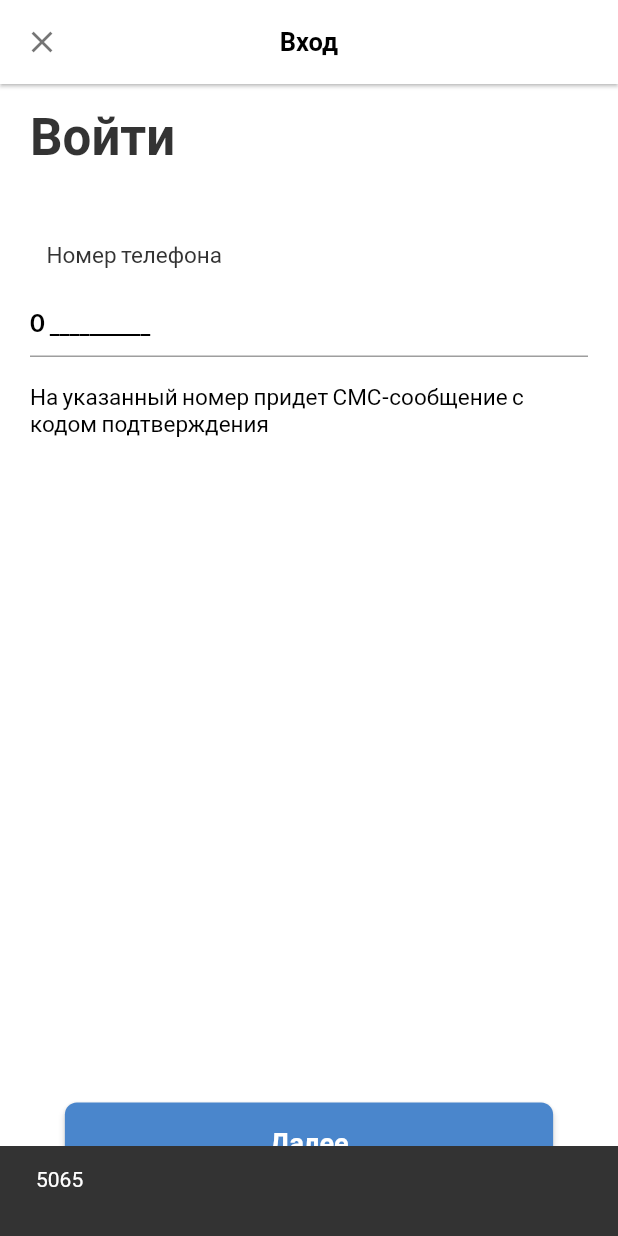
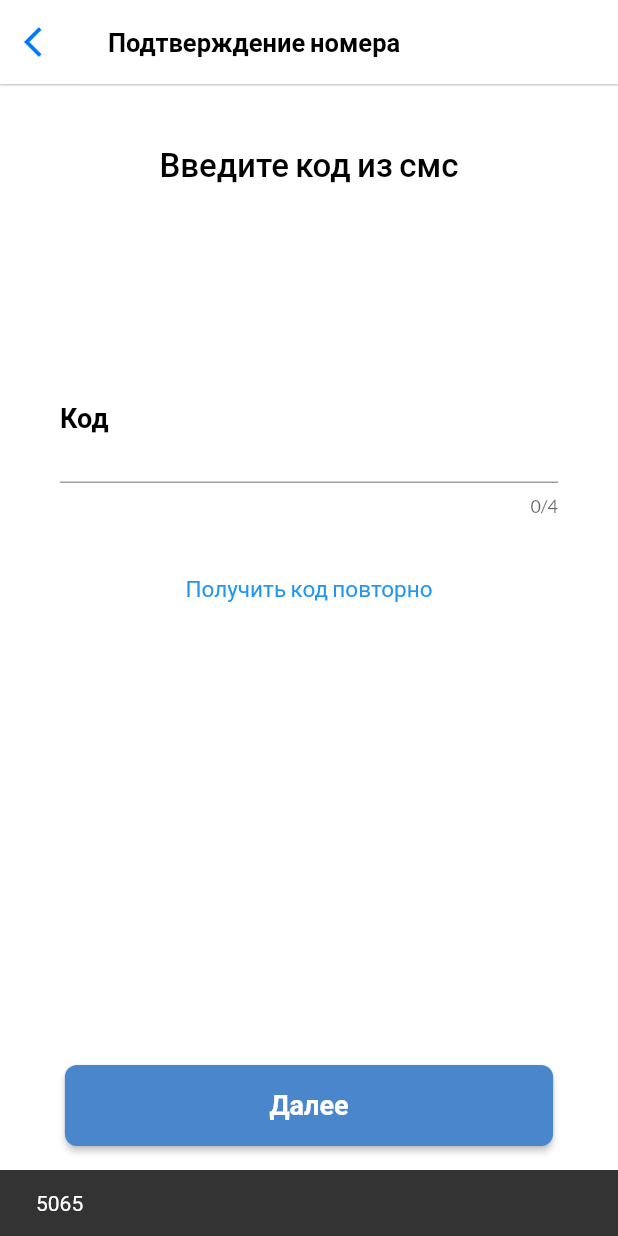
Before and after one commit to AlekseyGel/clinic, a Flutter app: the LoginScreen screen opened directly, after a tap on "Далее", on a phone screen of 412 x 824 dp. Run offline on Flutter 3.47's test engine with Material 2 defaults, Android fonts, the phone set to English and light mode, and no system bars; our stand-ins replace google_fonts.

Commit message:
Добавлен новый экран

```diff
--- a/lib/core/app_fonts.dart
+++ b/lib/core/app_fonts.dart
@@ -13,4 +13,6 @@ abstract class AppFonts {
       TextStyle(fontSize: 34, fontWeight: FontWeight.w700, color: Colors.black);
   static const TextStyle w700s17 =
       TextStyle(fontSize: 17, fontWeight: FontWeight.w700, color: Colors.black);
+  static const TextStyle w400s22 =
+      TextStyle(fontSize: 22, fontWeight: FontWeight.w400, color: Colors.black);
 }
--- a/lib/core/common_widgets/profile_widget.dart
+++ b/lib/core/common_widgets/profile_widget.dart
@@ -1,8 +1,6 @@
 import 'package:flutter/material.dart';
 import 'package:hospital/core/app_fonts.dart';
 import 'package:hospital/models/profil_model.dart';
-
-import '../../resources/resources.dart';
 
 class ProfileWidget extends StatelessWidget {
   const ProfileWidget({super.key, required this.model});
--- a/lib/main.dart
+++ b/lib/main.dart
@@ -1,7 +1,9 @@
 import 'package:flutter/material.dart';
 import 'package:google_fonts/google_fonts.dart';
 import 'package:hospital/ui/First_Screen.dart';
+import 'package:hospital/ui/check_code_page.dart';
 import 'package:hospital/ui/login_screen.dart';
+import 'package:hospital/ui/second_screen.dart';
 
 void main() {
   runApp(const MyApp());
--- /dev/null
+++ b/lib/ui/check_code_page.dart
@@ -0,0 +1,102 @@
+import 'package:flutter/material.dart';
+import 'package:hospital/core/app_fonts.dart';
+import 'package:hospital/core/common_widgets/app_button.dart';
+
+class CheckCodePage extends StatefulWidget {
+  const CheckCodePage({super.key, required this.code});
+
+  final int code;
+
+  @override
+  State<CheckCodePage> createState() => _CheckCodePageState();
+}
+
+class _CheckCodePageState extends State<CheckCodePage> {
+  @override
+  Widget build(BuildContext context) {
+    return Scaffold(
+      backgroundColor: Colors.white,
+      appBar: AppBar(
+        elevation: 0.5,
+        backgroundColor: Colors.white,
+        leading: IconButton(
+          onPressed: () {
+            Navigator.pop(context);
+          },
+          icon: const Icon(
+            Icons.arrow_back_ios,
+            color: Color(
+              0xff007AFF,
+            ),
+          ),
+        ),
+        title: Text(
+          'Подтверждение номера',
+          style: AppFonts.w600s17,
+        ),
+      ),
+      body: Padding(
+        padding: const EdgeInsets.all(40.0),
+        child: Column(
+          children: [
+            const Text(
+              'Введите код из смс',
+              style: AppFonts.w500s22,
+            ),
+            SizedBox(
+              height: 140,
+            ),
+            TextField(
+              textAlign: TextAlign.center,
+              obscureText: true,
+              obscuringCharacter: '*',
+              maxLength: 4,
+              decoration: InputDecoration(
+                prefixIcon: Text(
+                  'Код',
+                  style: AppFonts.w600s18,
+                ),
+                suffix: InkWell(
+                  onTap: () {},
+                  child: CircleAvatar(
+                    backgroundColor: Colors.grey,
+                    radius: 17.5,
+                    child: Icon(
+                      Icons.close,
+                      color: Colors.black,
+                    ),
+                  ),
+                ),
+              ),
+            ),
+            SizedBox(
+              height: 24,
+            ),
+            TextButton(
+              onPressed: () {
+                ScaffoldMessenger.of(context).showSnackBar(
+                  SnackBar(
+                    content: Text(
+                      widget.code.toString(),
+                    ),
+                  ),
+                );
+              },
+              child: Text(
+                'Получить код повторно',
+                style: AppFonts.w400s15.copyWith(
+                  color: Colors.blue,
+                ),
+              ),
+            ),
+            const Spacer(),
+            AppButton(title: 'Далее', onPressed: () {}),
+            const SizedBox(
+              height: 20,
+            ),
+          ],
+        ),
+      ),
+    );
+  }
+}
--- a/lib/ui/login_screen.dart
+++ b/lib/ui/login_screen.dart
@@ -2,6 +2,8 @@ import 'dart:math';
 
 import 'package:flutter/material.dart';
 import 'package:hospital/core/app_fonts.dart';
+import 'package:hospital/ui/check_code_page.dart';
+import 'package:hospital/ui/second_screen.dart';
 
 import '../core/common_widgets/app_button.dart';
 
@@ -91,10 +93,24 @@ class LoginScreen extends StatelessWidget {
               child: AppButton(
                 title: 'Далее',
                 onPressed: () {
+                  Navigator.push(
+                    context,
+                    MaterialPageRoute(
+                      builder: (context) => const SecondScreen(),
+                    ),
+                  );
                   ScaffoldMessenger.of(context).showSnackBar(
                     SnackBar(
                       content: Text(
-                        '${code.toString()}\n${controller.text}',
+                        code.toString(),
+                      ),
+                    ),
+                  );
+                  Navigator.push(
+                    context,
+                    MaterialPageRoute(
+                      builder: (context) => CheckCodePage(
+                        code: code,
                       ),
                     ),
                   );
--- /dev/null
+++ b/lib/ui/second_screen.dart
@@ -0,0 +1,88 @@
+import 'package:flutter/material.dart';
+import 'package:hospital/core/common_widgets/app_button.dart';
+
+import '../core/app_fonts.dart';
+
+class SecondScreen extends StatelessWidget {
+  const SecondScreen({super.key});
+
+  @override
+  Widget build(BuildContext context) {
+    final TextEditingController controller1 = TextEditingController();
+    return Scaffold(
+      backgroundColor: Colors.white,
+      appBar: AppBar(
+        centerTitle: true,
+        title: Text(
+          'Подтверждение номера',
+          style: AppFonts.w600s17,
+        ),
+        leading: IconButton(
+          icon: Icon(
+            Icons.arrow_back,
+            color: Colors.blue.withOpacity(0.54),
+          ),
+          onPressed: () {
+            Navigator.pop(context);
+          },
+        ),
+        backgroundColor: Colors.white,
+        elevation: 1,
+      ),
+      body: Column(
+        children: [
+          Padding(
+            padding: const EdgeInsets.symmetric(vertical: 20),
+            child: Center(
+              child: Text(
+                "Ведите код из смс",
+                style: AppFonts.w400s22,
+              ),
+            ),
+          ),
+          SizedBox(
+            height: 150,
+          ),
+          Padding(
+            padding: const EdgeInsets.symmetric(horizontal: 10),
+            child: Center(
+              child: TextField(
+                textAlign: TextAlign.center,
+                keyboardType: TextInputType.number,
+                controller: controller1,
+                style: AppFonts.w700s17,
+                decoration: InputDecoration(
+                  suffixIcon: Icon(Icons.close),
+                  prefix: Text(
+                    'Код',
+                    style: AppFonts.w700s17,
+                  ),
+                  focusedBorder: UnderlineInputBorder(
+                    borderSide: BorderSide(
+                      color: Colors.black,
+                    ),
+                  ),
+                  hintText: '***9',
+                  hintStyle: AppFonts.w700s17,
+                ),
+              ),
+            ),
+          ),
+          SizedBox(
+            height: 100,
+          ),
+          TextButton(
+            onPressed: () {},
+            child: Text('Получить код повторно'),
+          ),
+          SizedBox(height: 85),
+          const Spacer(),
+          AppButton(title: ('Далее'), onPressed: () {}),
+          SizedBox(
+            height: 20,
+          ),
+        ],
+      ),
+    );
+  }
+}
```
